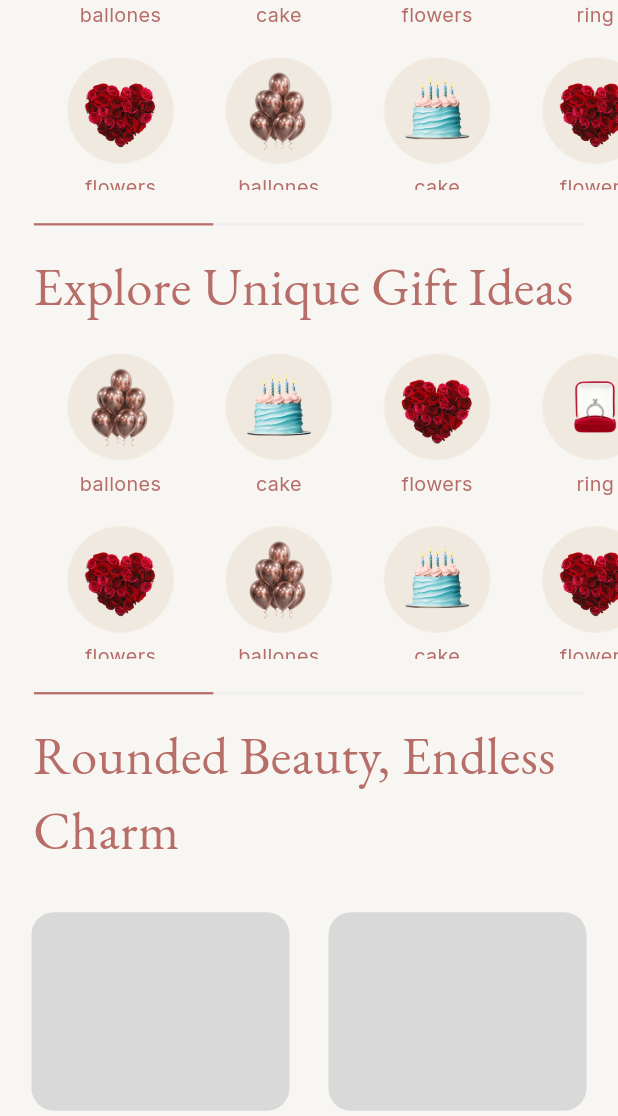
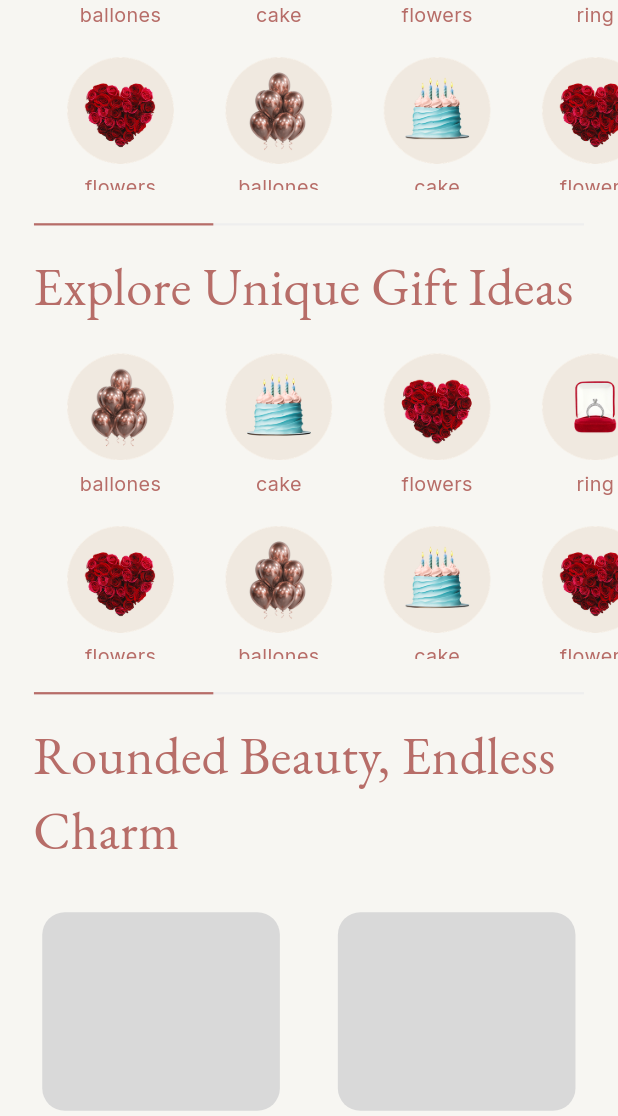
Before and after one commit to omarabdullah1/wardaya, a Flutter app: the HomeScreen screen opened directly, scrolled down 576 dp, on a phone screen of 412 x 824 dp, the part 120-1236 px from its top. Run offline on Flutter 3.47's test engine with Material 3 defaults, Android fonts, the phone set to English and light mode, and no system bars; our stand-ins replace cached_network_image, country_code_picker, dio, flutter_bloc, flutter_screenutil, flutter_secure_storage and 8 more; missing offline and left inert: dio_smart_retry, mobkit_dashed_border; accounts and stored records are empty; network calls fail.

Commit message:
- commented firebase core and auth for now - updated pod file to be like the base one - updated app delegate to be like the base one - updated the app product name to be wardaya only in production - updated the cart gift component sized - updated Recipients moments and Express Delivery and Floral Subscription cards size - updated explore card item width - updated gifts card width -

```diff
--- a/lib/features/cart/ui/cart_screen.dart
+++ b/lib/features/cart/ui/cart_screen.dart
@@ -327,13 +327,13 @@ class _CartScreenState extends State<CartScreen> {
                         ),
                         SizedBox(height: 18.h),
                         Row(
-                          mainAxisAlignment: MainAxisAlignment.spaceBetween,
+                          mainAxisAlignment: MainAxisAlignment.spaceEvenly,
                           children: [
                             Column(
                               children: [
                                 Container(
                                   width:
-                                      context.pOW(context.screenWidth / 11).w,
+                                      context.pOW(context.screenWidth * 0.08).w,
                                   height: context.pOH(13).h,
                                   decoration: BoxDecoration(
                                     borderRadius: BorderRadius.circular(5),
@@ -363,7 +363,7 @@ class _CartScreenState extends State<CartScreen> {
                               children: [
                                 Container(
                                   width:
-                                      context.pOW(context.screenWidth / 11).w,
+                                      context.pOW(context.screenWidth * 0.08).w,
                                   height: (context.pOH(13) - 1.5).h,
                                   decoration: BoxDecoration(
                                     borderRadius: BorderRadius.circular(4),
--- a/lib/features/explore/ui/widgets/explore_card_item.dart
+++ b/lib/features/explore/ui/widgets/explore_card_item.dart
@@ -32,7 +32,7 @@ class ExploreCardItem extends StatelessWidget {
                 color: Colors.black26,
                 imageUrl: imageUrl,
                 fit: BoxFit.cover,
-                width: (context.screenWidth / 2.5).w,
+                width: (context.screenWidth * 0.35).w,
                 height: context.pOW(40).h,
                 placeholder: (context, url) => _buildShadedPlaceholder(context),
                 errorWidget: (context, url, error) => const Icon(Icons.error),
--- a/lib/features/home/ui/widgets/gifts_card.dart
+++ b/lib/features/home/ui/widgets/gifts_card.dart
@@ -26,13 +26,14 @@ class GiftsCardBuilder extends StatelessWidget {
           children: [
             // Product Box 1
             Row(
+              mainAxisAlignment: MainAxisAlignment.spaceEvenly,
               children: [
                 _buildProductBox(
                   price: prices[0],
                   name: names[0],
                   context: context,
                 ),
-                const Spacer(),
+                // const Spacer(),
                 // Product Box 2
                 _buildProductBox(
                   price: prices[1],
@@ -46,13 +47,14 @@ class GiftsCardBuilder extends StatelessWidget {
             ),
             // Product Box 3
             Row(
+              mainAxisAlignment: MainAxisAlignment.spaceEvenly,
               children: [
                 _buildProductBox(
                   price: prices[2],
                   name: names[2],
                   context: context,
                 ),
-                const Spacer(),
+                // const Spacer(),
 
                 // Product Box 4
                 _buildProductBox(
@@ -114,7 +116,7 @@ class GiftsCardBuilder extends StatelessWidget {
         children: [
           // Placeholder for the product images
           Container(
-            width: context.pOW(38).w,
+            width: context.pOW(35).w,
             height: context.pOH(13).h,
             decoration: BoxDecoration(
               borderRadius: BorderRadius.circular(15),
--- a/pubspec.yaml
+++ b/pubspec.yaml
@@ -17,8 +17,8 @@ dependencies:
   dropdown_button2: ^2.3.9
   dropdown_search: ^5.0.6
   easy_localization: ^3.0.3
-  firebase_core: ^2.25.0
-  firebase_auth: ^4.12.0
+  # firebase_core: ^2.25.0
+  # firebase_auth: ^4.12.0
   flutter:
     sdk: flutter
   flutter_bloc: ^8.1.3
```
Also changed, not shown: lib/features/explore/ui/explore_screen.dart (+6 -5 lines), pubspec.lock, 7 other files.
